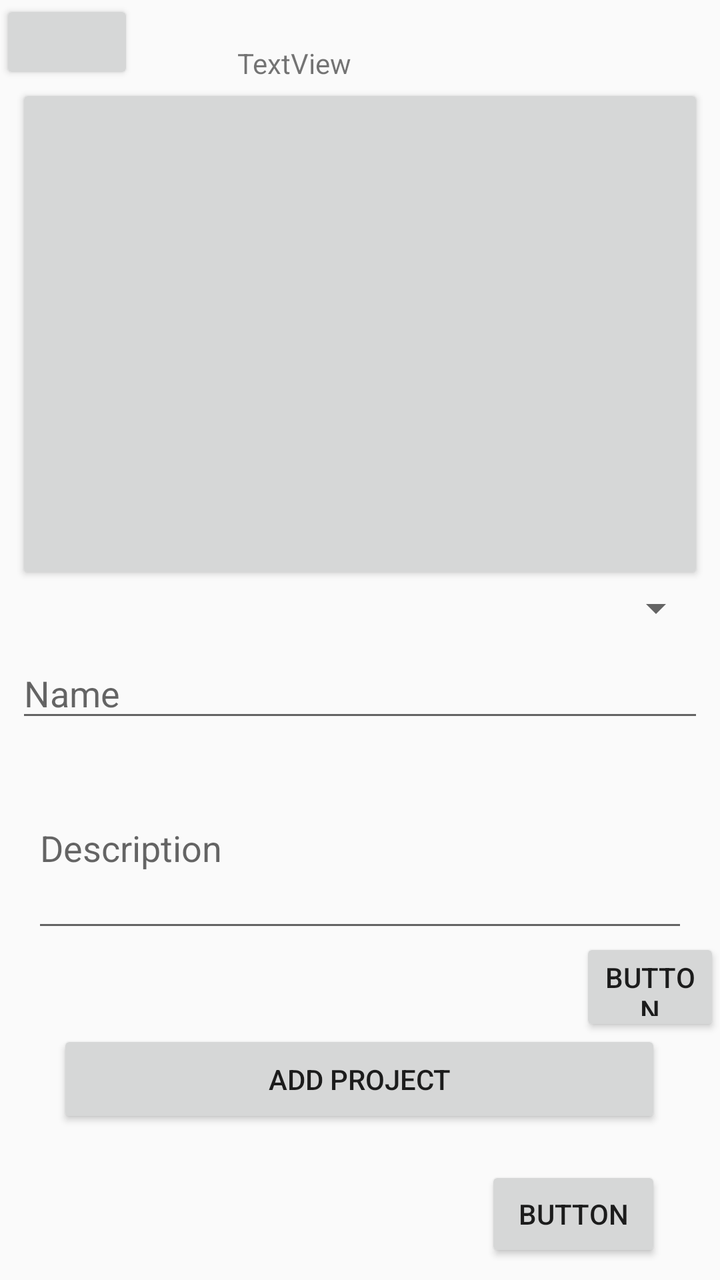
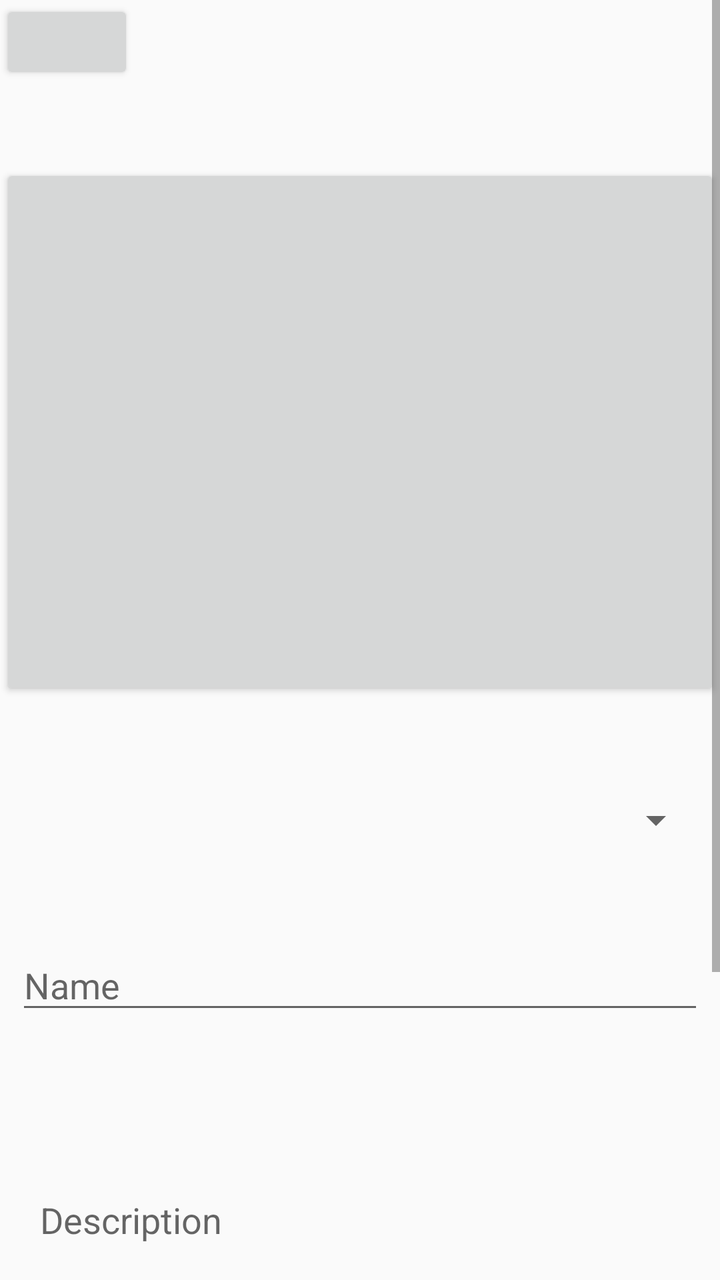

Two renders of the same Android screen: before a commit and after it. Below are the layout's source before the change and the commit's diff.
<!-- AndroidManifest.xml: application theme AppTheme -->
<!-- res/layout/activity_add_project.xml -->
<?xml version="1.0" encoding="utf-8"?>
<androidx.constraintlayout.widget.ConstraintLayout xmlns:android="http://schemas.android.com/apk/res/android"
    xmlns:app="http://schemas.android.com/apk/res-auto"
    xmlns:tools="http://schemas.android.com/tools"
    android:layout_width="match_parent"
    android:layout_height="match_parent"
    tools:context=".AddProjectActivity">

    <Button
        android:id="@+id/btn_create_project"
        android:layout_width="302dp"
        android:layout_height="49dp"
        android:layout_marginStart="8dp"
        android:layout_marginEnd="8dp"
        android:layout_marginBottom="76dp"
        android:text="@string/add_projects_add"
        app:layout_constraintBottom_toBottomOf="parent"
        app:layout_constraintEnd_toEndOf="parent"
        app:layout_constraintHorizontal_bias="0.494"
        app:layout_constraintStart_toStartOf="parent" />

    <EditText
        android:id="@+id/etProjectsDescription"
        android:layout_width="0dp"
        android:layout_height="97dp"
        android:layout_marginStart="16dp"
        android:layout_marginEnd="16dp"
        android:layout_marginBottom="44dp"
        android:ems="10"
        android:hint="@string/add_projects_Description"
        android:inputType="textMultiLine"
        app:layout_constraintBottom_toTopOf="@+id/btn_create_project"
        app:layout_constraintEnd_toEndOf="parent"
        app:layout_constraintHorizontal_bias="0.0"
        app:layout_constraintStart_toStartOf="parent" />

    <EditText
        android:id="@+id/etAddProjectName"
        android:layout_width="0dp"
        android:layout_height="42dp"
        android:layout_marginStart="8dp"
        android:layout_marginEnd="8dp"
        android:layout_marginBottom="8dp"
        android:ems="10"
        android:hint="@string/register_name"
        android:inputType="textPersonName"
        app:layout_constraintBottom_toTopOf="@+id/etProjectsDescription"
        app:layout_constraintEnd_toEndOf="parent"
        app:layout_constraintHorizontal_bias="0.0"
        app:layout_constraintStart_toStartOf="parent" />

    <ImageView
        android:id="@+id/imgAddProject"
        android:layout_width="0dp"
        android:layout_height="0dp"
        android:layout_marginStart="8dp"
        android:layout_marginEnd="8dp"
        app:layout_constraintBottom_toTopOf="@+id/sp_add_projects"
        app:layout_constraintEnd_toEndOf="parent"
        app:layout_constraintHorizontal_bias="1.0"
        app:layout_constraintStart_toStartOf="parent"
        app:layout_constraintTop_toBottomOf="@+id/btn_add_project_back"
        app:layout_constraintVertical_bias="0.0" />

    <Spinner
        android:id="@+id/sp_add_projects"
        android:layout_width="0dp"
        android:layout_height="wrap_content"
        android:layout_marginStart="8dp"
        android:layout_marginEnd="8dp"
        android:layout_marginBottom="8dp"
        app:layout_constraintBottom_toTopOf="@+id/etAddProjectName"
        app:layout_constraintEnd_toEndOf="parent"
        app:layout_constraintStart_toStartOf="parent" />

    <Button
        android:id="@+id/btn_add_project_image"
        android:layout_width="0dp"
        android:layout_height="0dp"
        app:layout_constraintBottom_toBottomOf="@+id/imgAddProject"
        app:layout_constraintEnd_toEndOf="@+id/imgAddProject"
        app:layout_constraintStart_toStartOf="@+id/imgAddProject"
        app:layout_constraintTop_toTopOf="@+id/imgAddProject" />

    <TextView
        android:id="@+id/txtErrorAddProject"
        android:layout_width="123dp"
        android:layout_height="20dp"
        android:layout_marginStart="8dp"
        android:layout_marginEnd="8dp"
        android:text="TextView"
        app:layout_constraintBottom_toTopOf="@+id/imgAddProject"
        app:layout_constraintEnd_toEndOf="parent"
        app:layout_constraintStart_toStartOf="parent" />

    <Button
        android:id="@+id/btn_add_project_back"
        android:layout_width="67dp"
        android:layout_height="42dp"
        app:layout_constraintStart_toStartOf="parent"
        app:layout_constraintTop_toTopOf="parent" />

    <Button
        android:id="@+id/btn_delete_project"
        android:layout_width="wrap_content"
        android:layout_height="wrap_content"
        android:layout_marginTop="19dp"
        android:text="Button"
        app:layout_constraintEnd_toEndOf="@+id/btn_create_project"
        app:layout_constraintTop_toBottomOf="@+id/btn_create_project" />

    <androidx.recyclerview.widget.RecyclerView
        android:id="@+id/rv_add_project"
        android:layout_width="0dp"
        android:layout_height="0dp"
        android:layout_marginTop="1dp"
        app:layout_constraintBottom_toTopOf="@+id/btn_create_project"
        app:layout_constraintEnd_toStartOf="@+id/btn_add_project_need"
        app:layout_constraintStart_toStartOf="parent"
        app:layout_constraintTop_toBottomOf="@+id/etProjectsDescription" />

    <Button
        android:id="@+id/btn_add_project_need"
        android:layout_width="70dp"
        android:layout_height="49dp"
        android:text="Button"
        app:layout_constraintBottom_toBottomOf="@+id/rv_add_project"
        app:layout_constraintEnd_toEndOf="parent"
        app:layout_constraintTop_toTopOf="@+id/rv_add_project" />

</androidx.constraintlayout.widget.ConstraintLayout>
<!-- resources referenced by this layout -->
<resources>
  <string name="add_projects_Description">Description</string>
  <string name="add_projects_add">Add project</string>
  <string name="register_name">Name</string>
  <style name="AppTheme" parent="Theme.AppCompat.Light.NoActionBar">
          
          <item name="colorPrimary">@color/colorPrimary</item>
          <item name="colorPrimaryDark">@color/colorPrimaryDark</item>
          <item name="colorAccent">@color/colorAccent</item>
      </style>
  <color name="colorPrimary">#003C85</color>
  <color name="colorPrimaryDark">#00574B</color>
  <color name="colorAccent">#D81B60</color>
</resources>

<!-- the commit's change to res/layout/activity_add_project.xml (unified diff, before → after) -->
@@ -5,18 +5,23 @@
     android:layout_width="match_parent"
     android:layout_height="match_parent"
     tools:context=".AddProjectActivity">
+    <ScrollView
+        android:layout_width="match_parent"
+        android:layout_height="match_parent">
 
+        <androidx.constraintlayout.widget.ConstraintLayout
+            android:layout_width="match_parent"
+            android:layout_height="wrap_content">
     <Button
         android:id="@+id/btn_create_project"
         android:layout_width="302dp"
         android:layout_height="49dp"
         android:layout_marginStart="8dp"
-        android:layout_marginEnd="8dp"
-        android:layout_marginBottom="76dp"
+        android:layout_marginBottom="40dp"
         android:text="@string/add_projects_add"
         app:layout_constraintBottom_toBottomOf="parent"
-        app:layout_constraintEnd_toEndOf="parent"
-        app:layout_constraintHorizontal_bias="0.494"
+        app:layout_constraintEnd_toStartOf="@+id/btn_delete_project"
+        app:layout_constraintHorizontal_bias="0.5"
         app:layout_constraintStart_toStartOf="parent" />
 
     <EditText
@@ -25,14 +30,15 @@
         android:layout_height="97dp"
         android:layout_marginStart="16dp"
         android:layout_marginEnd="16dp"
-        android:layout_marginBottom="44dp"
         android:ems="10"
         android:hint="@string/add_projects_Description"
         android:inputType="textMultiLine"
-        app:layout_constraintBottom_toTopOf="@+id/btn_create_project"
+        app:layout_constraintBottom_toTopOf="@+id/rv_add_project"
         app:layout_constraintEnd_toEndOf="parent"
-        app:layout_constraintHorizontal_bias="0.0"
-        app:layout_constraintStart_toStartOf="parent" />
+        app:layout_constraintHorizontal_bias="0.5"
+        app:layout_constraintStart_toStartOf="parent"
+        android:layout_marginBottom="8dp"
+        app:layout_constraintTop_toBottomOf="@+id/etAddProjectName" />
 
     <EditText
         android:id="@+id/etAddProjectName"
@@ -46,21 +52,20 @@
         android:inputType="textPersonName"
         app:layout_constraintBottom_toTopOf="@+id/etProjectsDescription"
         app:layout_constraintEnd_toEndOf="parent"
-        app:layout_constraintHorizontal_bias="0.0"
-        app:layout_constraintStart_toStartOf="parent" />
+        app:layout_constraintHorizontal_bias="0.5"
+        app:layout_constraintStart_toStartOf="parent"
+        app:layout_constraintTop_toBottomOf="@+id/sp_add_projects" />
 
     <ImageView
         android:id="@+id/imgAddProject"
         android:layout_width="0dp"
-        android:layout_height="0dp"
-        android:layout_marginStart="8dp"
-        android:layout_marginEnd="8dp"
+        android:layout_height="268dp"
         app:layout_constraintBottom_toTopOf="@+id/sp_add_projects"
         app:layout_constraintEnd_toEndOf="parent"
-        app:layout_constraintHorizontal_bias="1.0"
+        app:layout_constraintHorizontal_bias="0.5"
         app:layout_constraintStart_toStartOf="parent"
-        app:layout_constraintTop_toBottomOf="@+id/btn_add_project_back"
-        app:layout_constraintVertical_bias="0.0" />
+        android:layout_marginBottom="8dp"
+        app:layout_constraintTop_toBottomOf="@+id/btn_add_project_back" />
 
     <Spinner
         android:id="@+id/sp_add_projects"
@@ -71,7 +76,10 @@
         android:layout_marginBottom="8dp"
         app:layout_constraintBottom_toTopOf="@+id/etAddProjectName"
         app:layout_constraintEnd_toEndOf="parent"
-        app:layout_constraintStart_toStartOf="parent" />
+        app:layout_constraintHorizontal_bias="0.5"
+        app:layout_constraintStart_toStartOf="parent"
+        app:layout_constraintTop_toBottomOf="@+id/imgAddProject"
+        />
 
     <Button
         android:id="@+id/btn_add_project_image"
@@ -81,17 +89,6 @@
         app:layout_constraintEnd_toEndOf="@+id/imgAddProject"
         app:layout_constraintStart_toStartOf="@+id/imgAddProject"
         app:layout_constraintTop_toTopOf="@+id/imgAddProject" />
-
-    <TextView
-        android:id="@+id/txtErrorAddProject"
-        android:layout_width="123dp"
-        android:layout_height="20dp"
-        android:layout_marginStart="8dp"
-        android:layout_marginEnd="8dp"
-        android:text="TextView"
-        app:layout_constraintBottom_toTopOf="@+id/imgAddProject"
-        app:layout_constraintEnd_toEndOf="parent"
-        app:layout_constraintStart_toStartOf="parent" />
 
     <Button
         android:id="@+id/btn_add_project_back"
@@ -104,28 +101,33 @@
         android:id="@+id/btn_delete_project"
         android:layout_width="wrap_content"
         android:layout_height="wrap_content"
-        android:layout_marginTop="19dp"
         android:text="Button"
-        app:layout_constraintEnd_toEndOf="@+id/btn_create_project"
-        app:layout_constraintTop_toBottomOf="@+id/btn_create_project" />
+        app:layout_constraintBottom_toBottomOf="@+id/btn_create_project"
+        app:layout_constraintEnd_toEndOf="parent"
+        app:layout_constraintHorizontal_bias="0.5"
+        app:layout_constraintStart_toEndOf="@+id/btn_create_project" />
 
     <androidx.recyclerview.widget.RecyclerView
         android:id="@+id/rv_add_project"
         android:layout_width="0dp"
-        android:layout_height="0dp"
+        android:layout_height="wrap_content"
         android:layout_marginTop="1dp"
         app:layout_constraintBottom_toTopOf="@+id/btn_create_project"
         app:layout_constraintEnd_toStartOf="@+id/btn_add_project_need"
+        app:layout_constraintHorizontal_bias="0.5"
         app:layout_constraintStart_toStartOf="parent"
+        android:layout_marginBottom="8dp"
         app:layout_constraintTop_toBottomOf="@+id/etProjectsDescription" />
 
-    <Button
-        android:id="@+id/btn_add_project_need"
-        android:layout_width="70dp"
-        android:layout_height="49dp"
-        android:text="Button"
-        app:layout_constraintBottom_toBottomOf="@+id/rv_add_project"
-        app:layout_constraintEnd_toEndOf="parent"
-        app:layout_constraintTop_toTopOf="@+id/rv_add_project" />
+            <Button
+                android:id="@+id/btn_add_project_need"
+                android:layout_width="70dp"
+                android:layout_height="49dp"
+                android:text="Button"
+                app:layout_constraintBottom_toBottomOf="@+id/rv_add_project"
+                app:layout_constraintEnd_toEndOf="parent"
+                app:layout_constraintTop_toBottomOf="@+id/etProjectsDescription" />
+        </androidx.constraintlayout.widget.ConstraintLayout>
+    </ScrollView>
 
 </androidx.constraintlayout.widget.ConstraintLayout>
